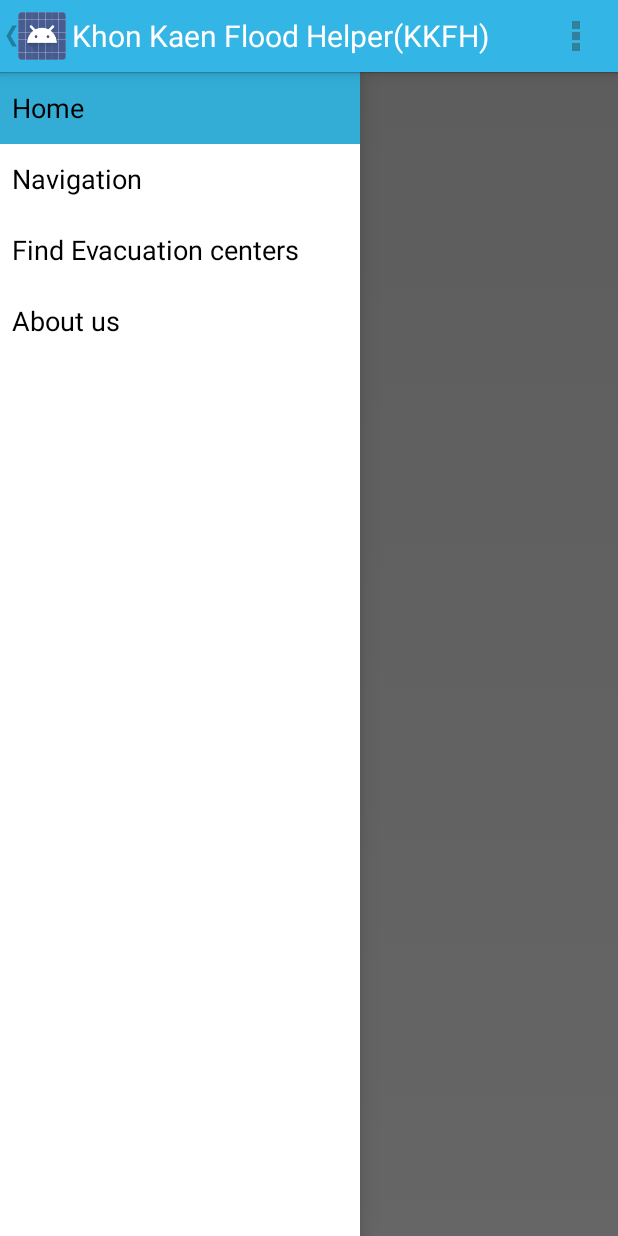
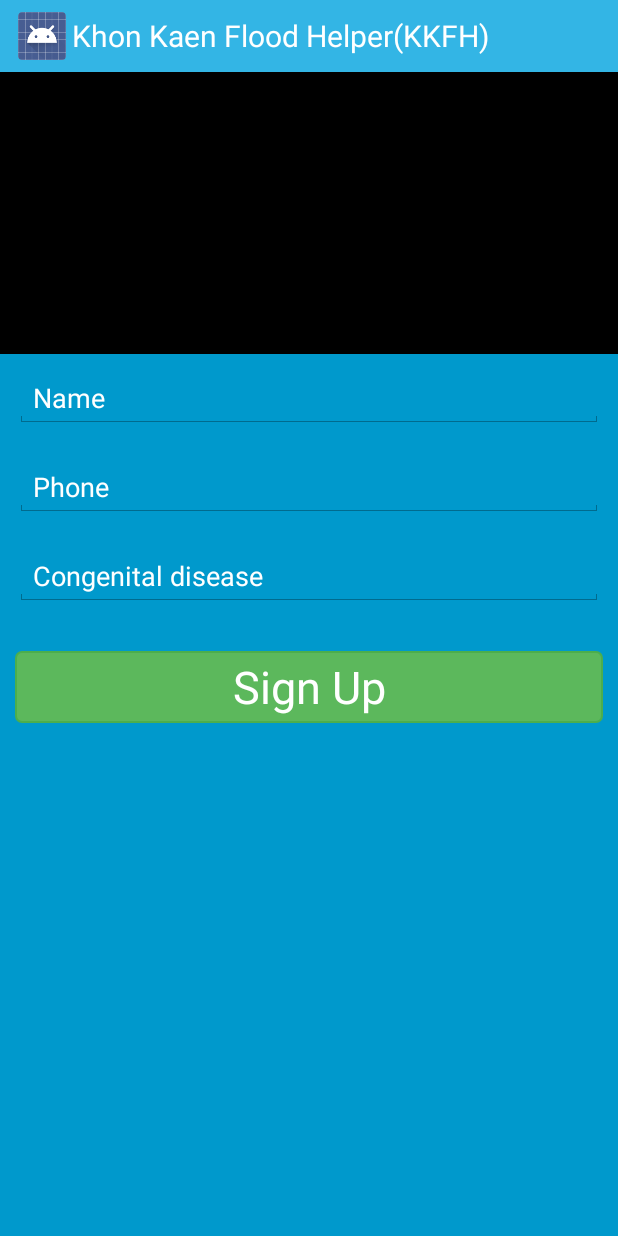
Before and after one commit to cbnuke/KKFH, an Android app: the screen it shows after launch (MainActivity before the commit, RegisterActivity after it), on a phone screen of 412 x 824 dp. Run offline under Robolectric (Android 15) with nearby library versions, the phone set to English and light mode, and no system bars; 2 statements that could not run were skipped.

Commit message:
Register

```diff
--- a/KKFH/src/main/AndroidManifest.xml
+++ b/KKFH/src/main/AndroidManifest.xml
@@ -25,6 +25,7 @@
                 <category android:name="android.intent.category.LAUNCHER" />
             </intent-filter>
         </activity>
+        <activity android:name=".RegisterActivity"></activity>
     </application>
 
 </manifest>
--- a/KKFH/src/main/java/com/cgs/kkfh/MainActivity.java
+++ b/KKFH/src/main/java/com/cgs/kkfh/MainActivity.java
@@ -7,7 +7,9 @@ import android.app.AlertDialog;
 import android.app.Fragment;
 import android.app.FragmentManager;
 import android.content.DialogInterface;
+import android.content.Intent;
 import android.os.Bundle;
+import android.util.Log;
 import android.view.KeyEvent;
 import android.view.LayoutInflater;
 import android.view.Menu;
@@ -43,7 +45,21 @@ public class MainActivity extends Activity
         mNavigationDrawerFragment.setUp(
                 R.id.navigation_drawer,
                 (DrawerLayout) findViewById(R.id.drawer_layout));
+
+        Log.d("KKFH", "Create table");
+        //Chech register
+        SQLiteControl sql = new SQLiteControl(this);
+        sql.getWritableDatabase();
+        String data[] = sql.selectMember();
+
+        if (data == null) {
+            finish();
+            Intent i = new Intent(this, RegisterActivity.class);
+            startActivity(i);
+        }
+
     }
+
     @Override
     public boolean onKeyDown(int keyCode, KeyEvent event) {
         final AlertDialog.Builder adb = new AlertDialog.Builder(this);
@@ -67,7 +83,7 @@ public class MainActivity extends Activity
     public void onNavigationDrawerItemSelected(int position) {
         // update the main content by replacing fragments
         FragmentManager fragmentManager = getFragmentManager();
-        switch (position){
+        switch (position) {
             case 1:
                 fragmentManager.beginTransaction()
                         .replace(R.id.container, new TestActivity())
--- /dev/null
+++ b/KKFH/src/main/java/com/cgs/kkfh/RegisterActivity.java
@@ -0,0 +1,37 @@
+package com.cgs.kkfh;
+
+import android.app.Activity;
+import android.os.Bundle;
+import android.view.View;
+import android.widget.Button;
+import android.widget.TextView;
+
+/**
+ * Created by Amnart on 22/11/2556.
+ */
+public class RegisterActivity extends Activity implements View.OnClickListener {
+    TextView txt_name;
+    TextView txt_phone;
+    TextView txt_disease;
+    Button btn_sign;
+
+    @Override
+    protected void onCreate(Bundle savedInstanceState) {
+        super.onCreate(savedInstanceState);
+        setContentView(R.layout.activity_register);
+
+        btn_sign = (Button) findViewById(R.id.btnReg_signup);
+        btn_sign.setOnClickListener(this);
+
+        txt_name = (TextView)findViewById(R.id.etReg_name);
+        txt_phone = (TextView)findViewById(R.id.etReg_phone);
+        txt_disease = (TextView)findViewById(R.id.etReg_cd);
+    }
+
+    @Override
+    public void onClick(View view) {
+        if(view.getId()==R.id.btnReg_signup){
+
+        }
+    }
+}
--- /dev/null
+++ b/KKFH/src/main/java/com/cgs/kkfh/SQLiteControl.java
@@ -0,0 +1,58 @@
+package com.cgs.kkfh;
+
+import android.content.Context;
+import android.database.Cursor;
+import android.database.sqlite.SQLiteDatabase;
+import android.database.sqlite.SQLiteOpenHelper;
+import android.util.Log;
+
+/**
+ * Created by Amnart on 22/11/2556.
+ */
+public class SQLiteControl extends SQLiteOpenHelper {
+
+    private static final String DB_NAME = "DB_KKFH";
+    private static final int DB_VERSION = 1;
+
+    public SQLiteControl(Context context) {
+        super(context, DB_NAME, null, DB_VERSION);
+    }
+
+    @Override
+    public void onCreate(SQLiteDatabase db) {
+        db.execSQL("CREATE TABLE member (id INTEGER PRIMARY KEY,"
+                + "name TEXT(100),phone TEXT(100),"
+                + " disease TEXT(255));");
+        Log.d("KKFH","Create table");
+    }
+
+    @Override
+    public void onUpgrade(SQLiteDatabase sqLiteDatabase, int i, int i2) {
+
+    }
+
+    public String[] selectMember(){
+        try {
+            String data[]=null;
+
+            SQLiteDatabase db;
+            db = this.getReadableDatabase();
+
+            String strSQL = "SELECT * FROM member";
+            Cursor cursor = db.rawQuery(strSQL,null);
+
+            if(cursor!=null&&cursor.moveToFirst()){
+                data[0] = cursor.getString(0);
+                data[1] = cursor.getString(1);
+                data[2] = cursor.getString(2);
+                data[3] = cursor.getString(3);
+            }
+            cursor.close();
+            db.close();
+            return data;
+        }catch (Exception e){
+            return null;
+        }
+
+    }
+}
--- /dev/null
+++ b/KKFH/src/main/res/layout/activity_register.xml
@@ -0,0 +1,59 @@
+<?xml version="1.0" encoding="utf-8"?>
+
+<LinearLayout xmlns:android="http://schemas.android.com/apk/res/android"
+    android:orientation="vertical"
+    android:layout_width="match_parent"
+    android:layout_height="match_parent"
+    android:background="@android:color/holo_blue_dark">
+
+    <ImageView
+        android:background="@android:color/black"
+        android:layout_width="match_parent"
+        android:layout_height="188dp"
+        android:id="@+id/imageView"
+        android:layout_gravity="center_horizontal" />
+
+    <EditText
+        android:layout_width="match_parent"
+        android:layout_height="wrap_content"
+        android:layout_margin="10dp"
+        android:inputType="textPersonName"
+        android:hint="@string/regtxt_name"
+        android:textColorHint="@android:color/white"
+        android:ems="10"
+        android:id="@+id/etReg_name" />
+
+    <EditText
+        android:layout_width="match_parent"
+        android:layout_height="wrap_content"
+        android:layout_margin="10dp"
+        android:inputType="phone"
+        android:hint="@string/regtxt_phone"
+        android:textColorHint="@android:color/white"
+        android:ems="10"
+        android:id="@+id/etReg_phone" />
+
+    <EditText
+        android:layout_width="match_parent"
+        android:layout_height="wrap_content"
+        android:layout_margin="10dp"
+        android:inputType="textMultiLine"
+        android:hint="@string/regtxt_cd"
+        android:textColorHint="@android:color/white"
+        android:ems="10"
+        android:id="@+id/etReg_cd" />
+
+    <Button
+        android:layout_width="match_parent"
+        android:layout_height="wrap_content"
+        android:layout_marginTop="20dp"
+        android:layout_marginRight="10dp"
+        android:layout_marginLeft="10dp"
+        android:textColor="@android:color/white"
+        android:text="@string/regbtn_signup"
+        android:textSize="30dp"
+        android:id="@+id/btnReg_signup"
+        android:layout_gravity="center_horizontal"
+        android:background="@drawable/selector_btn_success" />
+
+</LinearLayout>
--- a/KKFH/src/main/res/values/strings.xml
+++ b/KKFH/src/main/res/values/strings.xml
@@ -13,6 +13,10 @@
     <string name="app_exit">Do you want to exit?</string>
     <string name="app_exit_y">Yes</string>
     <string name="app_exit_n">No</string>
+    <string name="regtxt_name">Name</string>
+    <string name="regtxt_phone">Phone</string>
+    <string name="regtxt_cd">Congenital disease</string>
+    <string name="regbtn_signup">Sign Up</string>
 
     <string-array name="province_spin">
         <item>กรุงเทพมหานคร</item>
```
